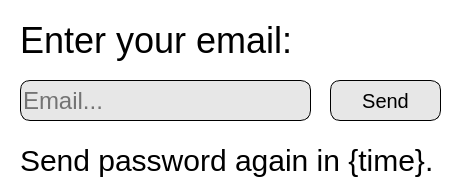
UnityDuck/UnitedChanger, file UserInterfaces/ForgotPasswordWindow.ui: the form before one commit.
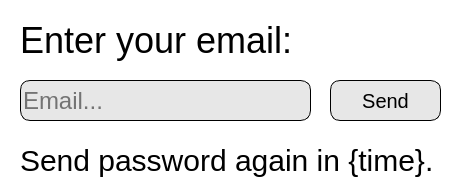
The form after the commit. Icons and pictures are not drawn.

What changed in the file:
```diff
--- a/UserInterfaces/ForgotPasswordWindow.ui
+++ b/UserInterfaces/ForgotPasswordWindow.ui
@@ -6,7 +6,7 @@
    <rect>
     <x>0</x>
     <y>0</y>
-    <width>459</width>
+    <width>460</width>
     <height>195</height>
    </rect>
   </property>
@@ -89,7 +89,7 @@
   <widget class="QLabel" name="label">
    <property name="geometry">
     <rect>
-     <x>340</x>
+     <x>350</x>
      <y>10</y>
      <width>91</width>
      <height>61</height>
```
Left out of the diff: 3 changed lines with no effect on the pictures.
